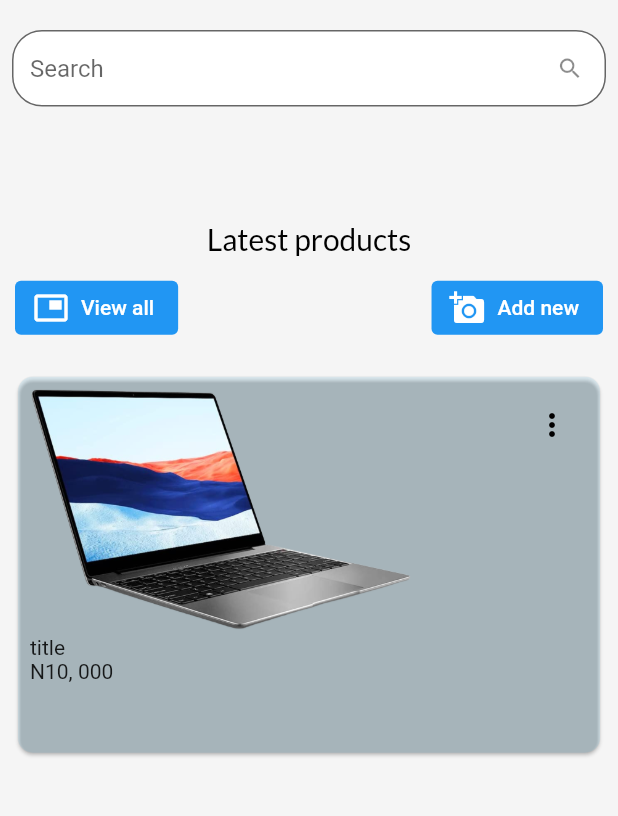
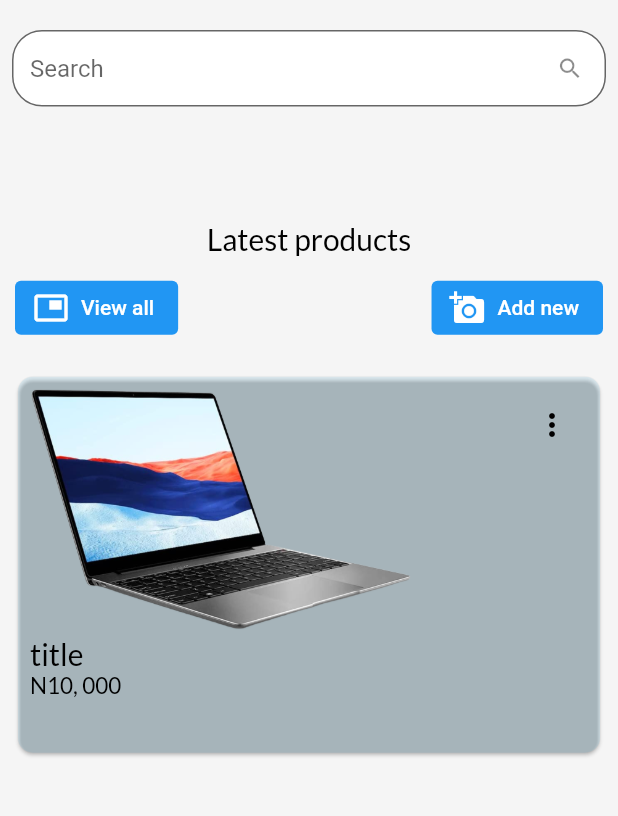
Before and after one commit to mustapha-amin/go_shop_admin_panel, a Flutter app: the screen it shows after launch, on a phone screen of 412 x 824 dp, the part 54-870 px from its top. Run offline on Flutter 3.47's test engine with Material 2 defaults, Android fonts, the phone set to English and light mode, and no system bars; our stand-ins replace google_fonts, shared_preferences.

Commit message:
fixed the text widget in the products widget to make it change color based on theme mode

```diff
--- a/lib/widgets/products_widget.dart
+++ b/lib/widgets/products_widget.dart
@@ -1,4 +1,5 @@
 import 'package:flutter/material.dart';
+import 'package:go_shop_admin_panel/consts/textstyle.dart';
 import 'package:go_shop_admin_panel/services/utils.dart';
 
 class ProductWidget extends StatefulWidget {
@@ -41,8 +42,14 @@ class _ProductWidgetState extends State<ProductWidget> {
                     fit: BoxFit.fill,
                     height: size.height / 5,
                   ),
-                  const Text("title"),
-                  const Text("N10, 000"),
+                  Text(
+                    "title",
+                    style: kTextStyle(20, context),
+                  ),
+                  Text(
+                    "N10, 000",
+                    style: kTextStyle(15, context),
+                  ),
                 ],
               ),
               PopupMenuButton(
```
